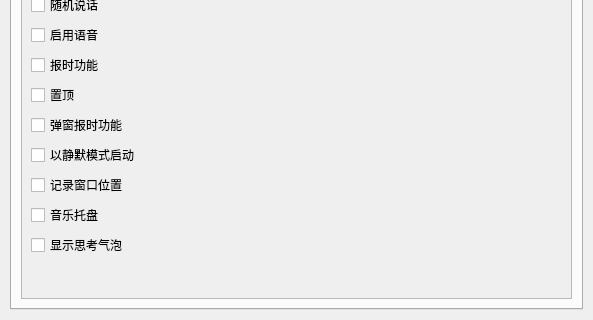
First picture: the form in src/ui/setting.ui, repository igugyj/Pelr, before the edit; both pictures show x 0 to 593 and y 232 to 552 of the 593 by 552 pixel window.
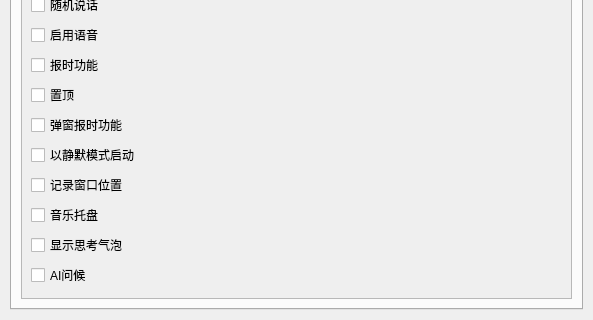
Second picture: the form after the edit. The open tabs and pages were chosen to show the change. Icons and pictures are not drawn. Custom widgets are drawn as their Qt base class.

```diff
--- a/src/ui/setting.ui
+++ b/src/ui/setting.ui
@@ -484,6 +484,13 @@
              </property>
             </widget>
            </item>
+           <item>
+            <widget class="QCheckBox" name="checkBox_13">
+             <property name="text">
+              <string>AI问候</string>
+             </property>
+            </widget>
+           </item>
            <item>
             <spacer name="verticalSpacer_2">
              <property name="orientation">
```
